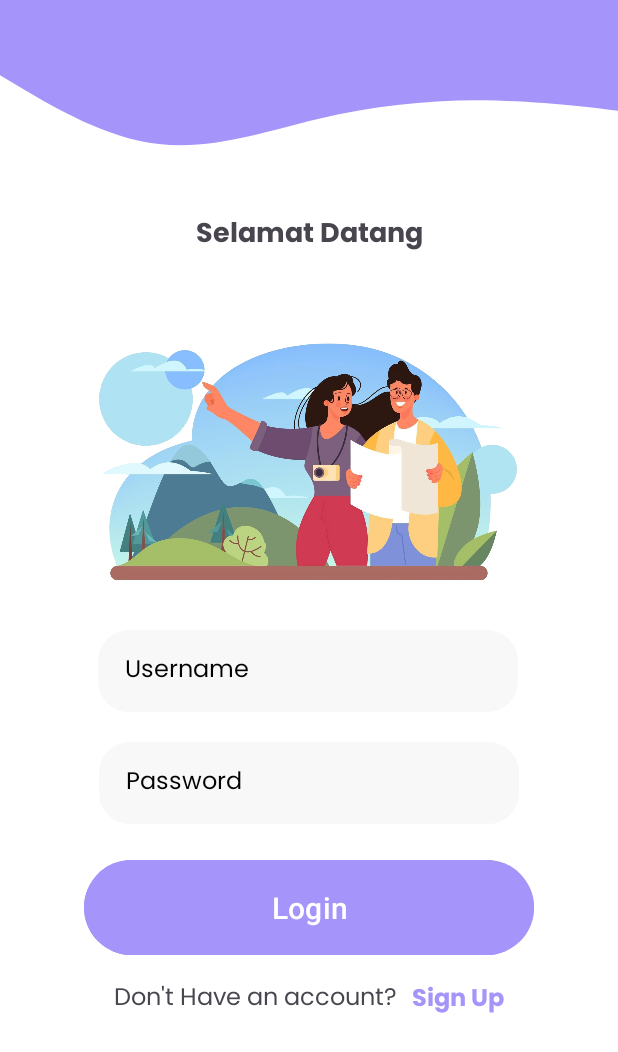
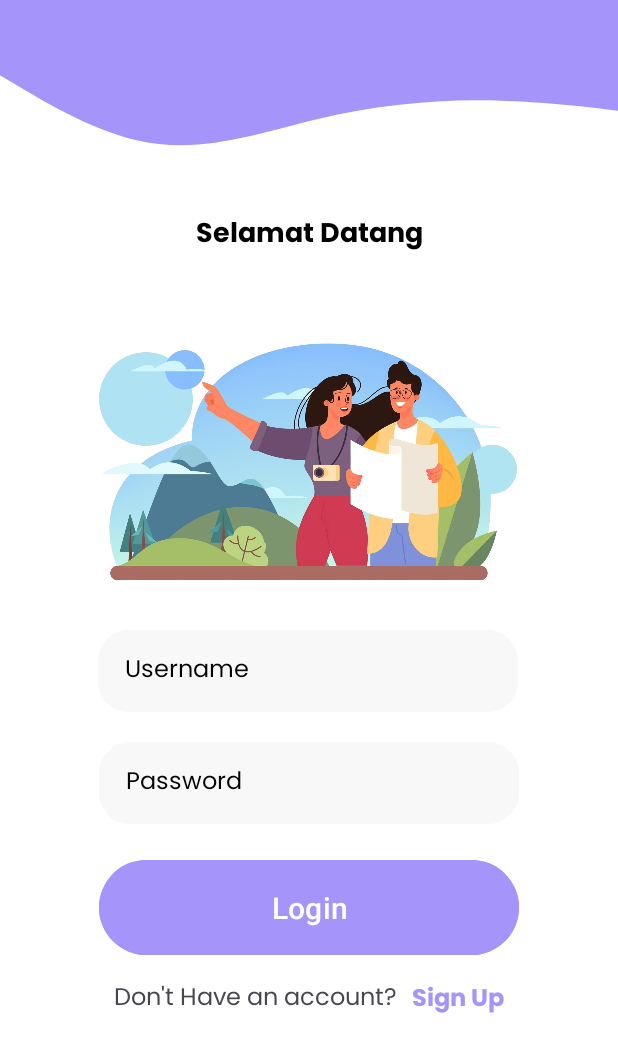
Before and after one commit to IevanBry/KitaJalan, an Android app: the screen it shows after launch (LoginActivity), on a phone screen of 412 x 824 dp. Shown: the top 1052 px of the screen. Run offline under Robolectric (Android 15) with nearby library versions, the phone set to English and light mode, and no system bars.

Commit message:
pertemuan 5

```diff
--- /dev/null
+++ b/app/src/main/java/com/example/kitajalan/SplashScreenActivity.kt
@@ -0,0 +1,33 @@
+package com.example.kitajalan
+
+import android.content.Intent
+import android.os.Bundle
+import android.util.Log
+import androidx.activity.enableEdgeToEdge
+import androidx.appcompat.app.AppCompatActivity
+import androidx.core.view.ViewCompat
+import androidx.core.view.WindowInsetsCompat
+import androidx.lifecycle.lifecycleScope
+import kotlinx.coroutines.delay
+import kotlinx.coroutines.launch
+
+class SplashScreenActivity : AppCompatActivity() {
+    override fun onCreate(savedInstanceState: Bundle?) {
+        super.onCreate(savedInstanceState)
+        enableEdgeToEdge()
+        setContentView(R.layout.activity_splash_screen)
+        ViewCompat.setOnApplyWindowInsetsListener(findViewById(R.id.main)) { v, insets ->
+            val systemBars = insets.getInsets(WindowInsetsCompat.Type.systemBars())
+            v.setPadding(systemBars.left, systemBars.top, systemBars.right, systemBars.bottom)
+            insets
+        }
+
+        lifecycleScope.launch{
+            delay(2000)
+
+            val i = Intent(this@SplashScreenActivity, LoginActivity::class.java)
+            startActivity(i)
+            finish()
+        }
+    }
+}
--- a/app/src/main/res/layout/activity_login.xml
+++ b/app/src/main/res/layout/activity_login.xml
@@ -11,12 +11,11 @@
     <RelativeLayout
         android:id="@+id/relativeLayout"
         android:layout_width="match_parent"
-        android:layout_height="125sp"
+        android:layout_height="125dp"
         android:background="@drawable/ic_wave"
         app:layout_constraintEnd_toEndOf="parent"
         app:layout_constraintStart_toStartOf="parent"
         app:layout_constraintTop_toTopOf="parent">
-
     </RelativeLayout>
 
     <TextView
@@ -26,6 +25,7 @@
         android:layout_marginTop="16dp"
         android:fontFamily="@font/poppins_bold"
         android:text="Selamat Datang"
+        android:textColor="@color/black"
         android:textSize="18sp"
         app:layout_constraintEnd_toEndOf="parent"
         app:layout_constraintStart_toStartOf="parent"
@@ -85,7 +85,7 @@
 
         <Button
             android:id="@+id/btnLogin"
-            android:layout_width="300dp"
+            android:layout_width="280dp"
             android:layout_height="wrap_content"
             android:layout_marginTop="20dp"
             android:backgroundTint="#A594F9"
```
Also changed, not shown: app/src/main/AndroidManifest.xml (+14 -5 lines), app/src/main/java/com/example/kitajalan/LoginActivity.kt (+12 -0 lines), app/src/main/java/com/example/kitajalan/MainActivity.kt (+21 -0 lines), app/src/main/java/com/example/kitajalan/WebViewActivity.kt (added, +57 -0 lines), app/src/main/res/layout/activity_main.xml (+24 -1 lines), app/src/main/res/layout/activity_splash_screen.xml (added, +22 -0 lines), app/src/main/res/layout/activity_web_view.xml (added, +30 -0 lines).
